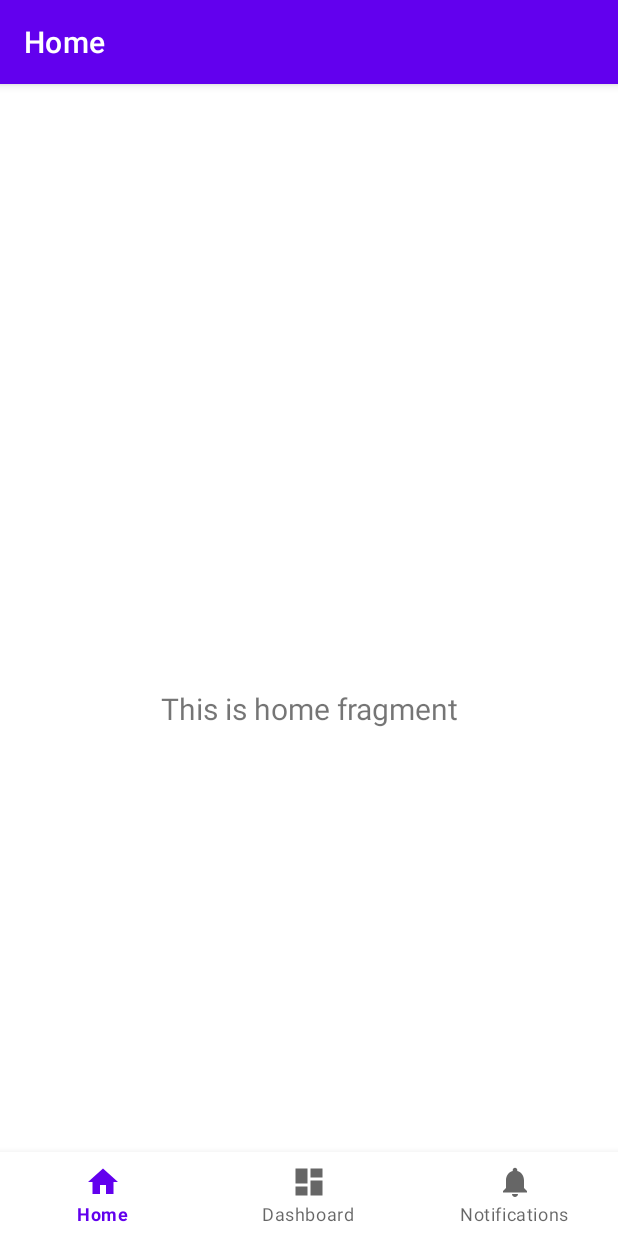
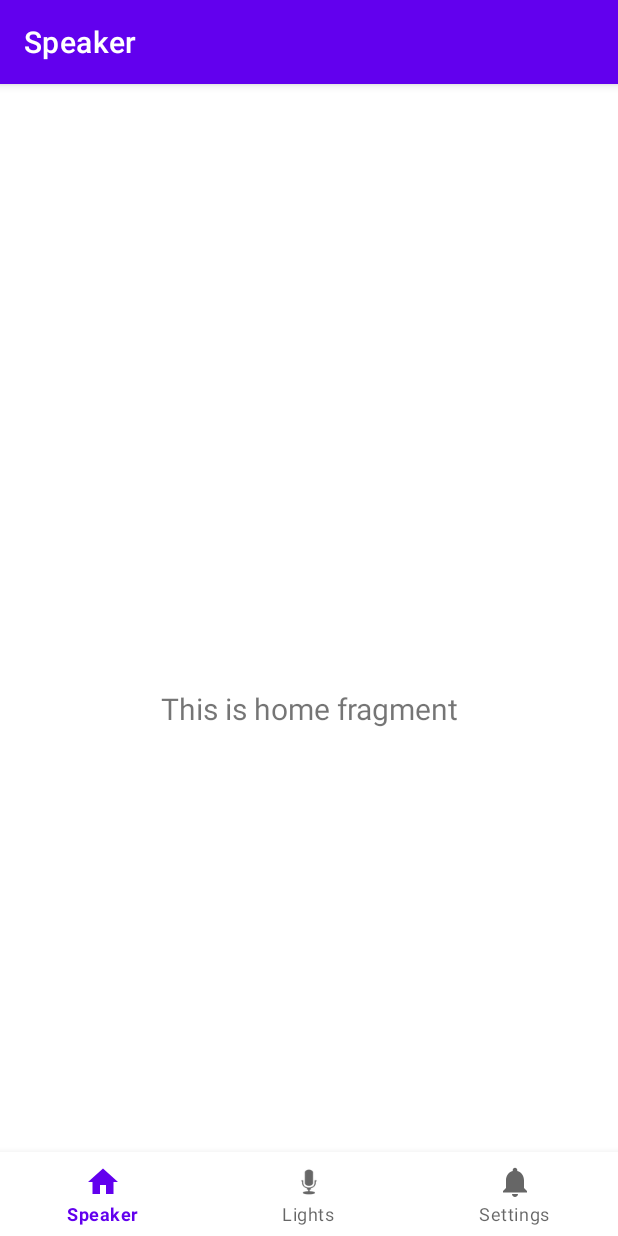
Before and after one commit to bhargavpatel2001/SMARTBEATS, an Android app: the screen it shows after launch (MainActivity), on a phone screen of 412 x 824 dp. Run offline under Robolectric (Android 15) with nearby library versions, the phone set to English and light mode, and no system bars; our stand-ins replace navigation-ui.

Commit message:
Commit 2 Figured how to change the bottom navigation options.

```diff
--- a/SHALOMINC/src/main/res/menu/bottom_nav_menu.xml
+++ b/SHALOMINC/src/main/res/menu/bottom_nav_menu.xml
@@ -8,7 +8,7 @@
 
     <item
         android:id="@+id/navigation_dashboard"
-        android:icon="@drawable/ic_dashboard_black_24dp"
+        android:icon="@android:drawable/ic_btn_speak_now"
         android:title="@string/title_dashboard" />
 
     <item
--- a/SHALOMINC/src/main/res/values/strings.xml
+++ b/SHALOMINC/src/main/res/values/strings.xml
@@ -2,7 +2,7 @@
 <!--Bhargav Patel (N01373029) & Ripal Patel (N01354619) & Vidhi Kanhye (N01354573) & Nicholas Mohan (N01361663), Section-RNA-->
 <resources>
     <string name="app_name">SMARTBEATS</string>
-    <string name="title_home">Home</string>
-    <string name="title_dashboard">Dashboard</string>
-    <string name="title_notifications">Notifications</string>
+    <string name="title_home">Speaker</string>
+    <string name="title_dashboard">Lights</string>
+    <string name="title_notifications">Settings</string>
 </resources>
```
